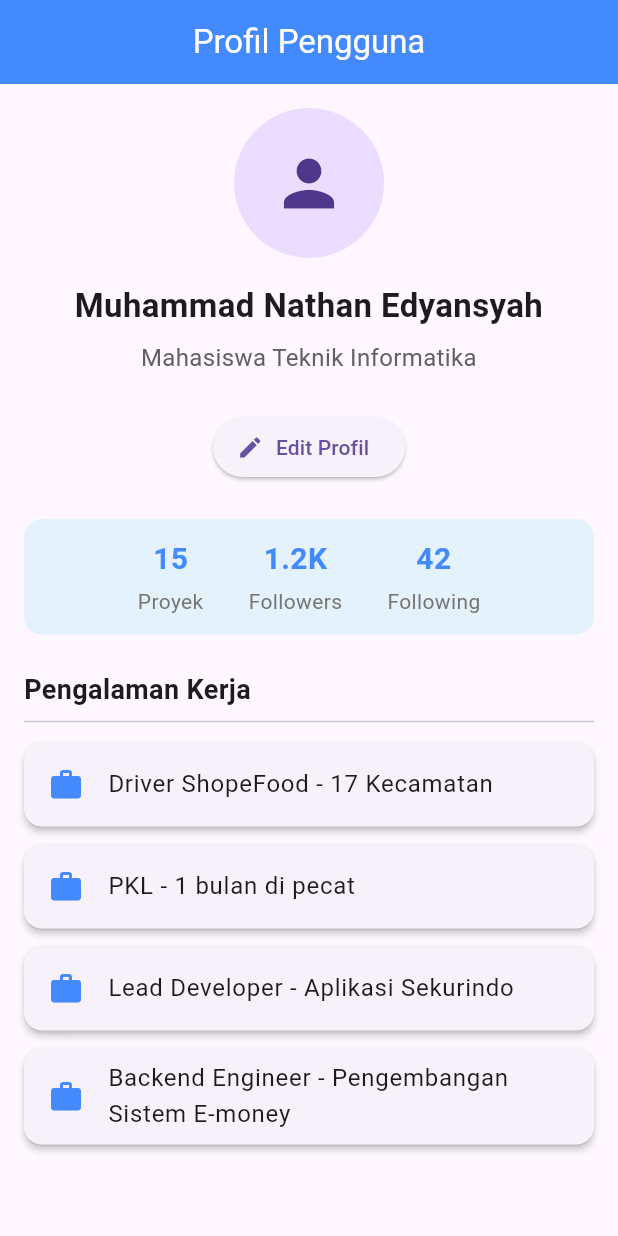
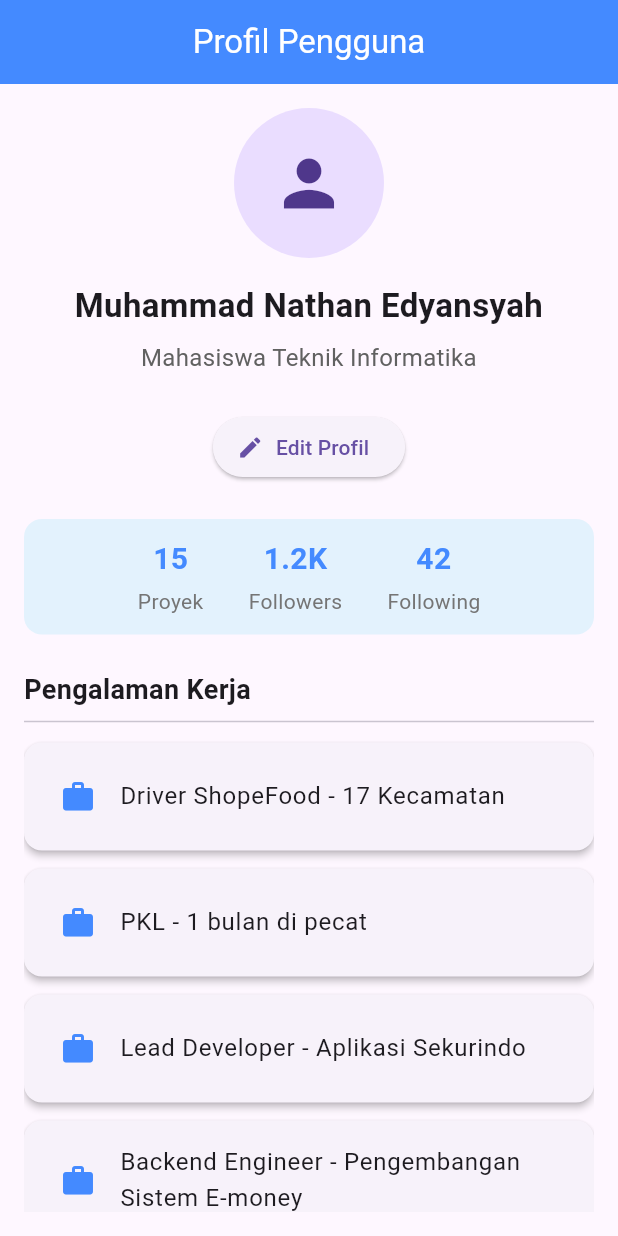
Before and after one commit to nathanedyansyah2-svg/commit_4_day, a Flutter app: the screen it shows after launch, on a phone screen of 412 x 824 dp. Run offline on Flutter 3.47's test engine with Material 3 defaults, Android fonts, the phone set to English and light mode, and no system bars.

Commit message:
refactor: extract list tile into ExperienceCard widget and apply styling

```diff
--- /dev/null
+++ b/lib/experience_card.dart
@@ -0,0 +1,24 @@
+import 'package:flutter/material.dart';
+
+class ExperienceCard extends StatelessWidget {
+  final String title;
+  const ExperienceCard({super.key,required this.title,});
+
+  @override
+ Widget build(BuildContext context) {
+    return Card(
+      elevation: 2,
+      margin: const EdgeInsets.symmetric(vertical: 6),
+      child: Padding(
+        padding: const EdgeInsets.all(8),
+        child: ListTile(
+          leading: const Icon(
+            Icons.work,
+            color: Colors.blueAccent,
+          ),
+          title: Text(title),
+        ),
+      ),
+    );
+  }
+}
--- a/lib/profile_page.dart
+++ b/lib/profile_page.dart
@@ -1,8 +1,8 @@
-
 import 'package:flutter/material.dart';
 import 'package:flutter_pt_6/profile_avatar.dart';
 import 'package:flutter_pt_6/profile_info.dart';
 import 'package:flutter_pt_6/profile_stats.dart';
+import 'package:flutter_pt_6/experience_card.dart';
 
 class ProfilePage extends StatelessWidget {
   const ProfilePage({super.key});
@@ -59,16 +59,8 @@ class ProfilePage extends StatelessWidget {
               child: ListView.builder(
                 itemCount: experiences.length,
                 itemBuilder: (context, index) {
-                  return Card(
-                    elevation: 2,
-                    margin: const EdgeInsets.symmetric(vertical: 6),
-                    child: ListTile(
-                      leading: const Icon(
-                        Icons.work,
-                        color: Colors.blueAccent,
-                      ),
-                      title: Text(experiences[index]),
-                    ),
+                  return ExperienceCard(
+                    title: experiences[index],
                   );
                 },
               ),
```
